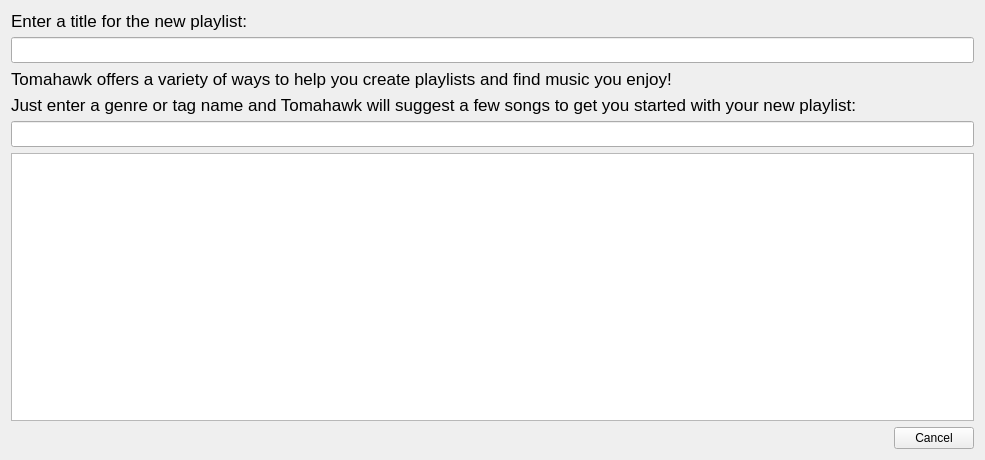
tomahawk-player/tomahawk, file src/libtomahawk/widgets/newplaylistwidget.ui: the form before one commit.
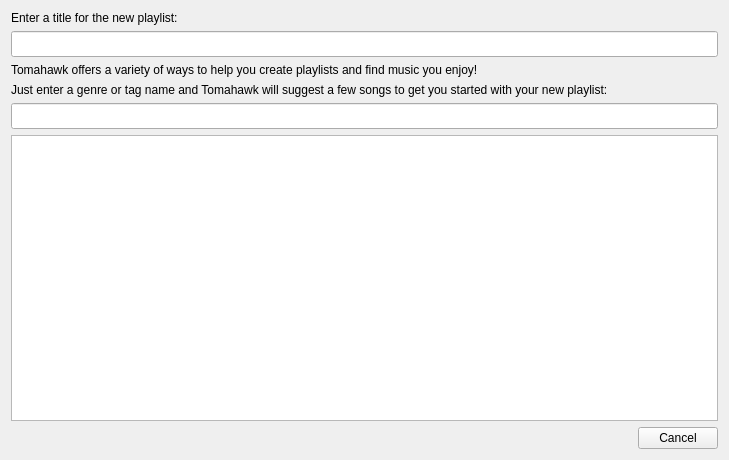
The form after the commit. Custom widgets are drawn as their Qt base class.

Commit message: shrink font in newplaylistwidget und allow wordwrap for the text

```diff
--- a/src/libtomahawk/widgets/newplaylistwidget.ui
+++ b/src/libtomahawk/widgets/newplaylistwidget.ui
@@ -6,7 +6,7 @@
    <rect>
     <x>0</x>
     <y>0</y>
-    <width>985</width>
+    <width>729</width>
     <height>460</height>
    </rect>
   </property>
@@ -16,11 +16,6 @@
   <layout class="QVBoxLayout" name="verticalLayout">
    <item>
     <widget class="QLabel" name="label_2">
-     <property name="font">
-      <font>
-       <pointsize>13</pointsize>
-      </font>
-     </property>
      <property name="text">
       <string>Enter a title for the new playlist:</string>
      </property>
@@ -38,11 +33,6 @@
    </item>
    <item>
     <widget class="QLabel" name="label">
-     <property name="font">
-      <font>
-       <pointsize>13</pointsize>
-      </font>
-     </property>
      <property name="text">
       <string>Tomahawk offers a variety of ways to help you create playlists and find music you enjoy!</string>
      </property>
@@ -53,14 +43,12 @@
    </item>
    <item>
     <widget class="QLabel" name="label_3">
-     <property name="font">
-      <font>
-       <pointsize>13</pointsize>
-      </font>
-     </property>
      <property name="text">
       <string>Just enter a genre or tag name and Tomahawk will suggest a few songs to get you started with your new playlist:</string>
      </property>
+     <property name="wordWrap">
+      <bool>true</bool>
+     </property>
     </widget>
    </item>
    <item>
```
